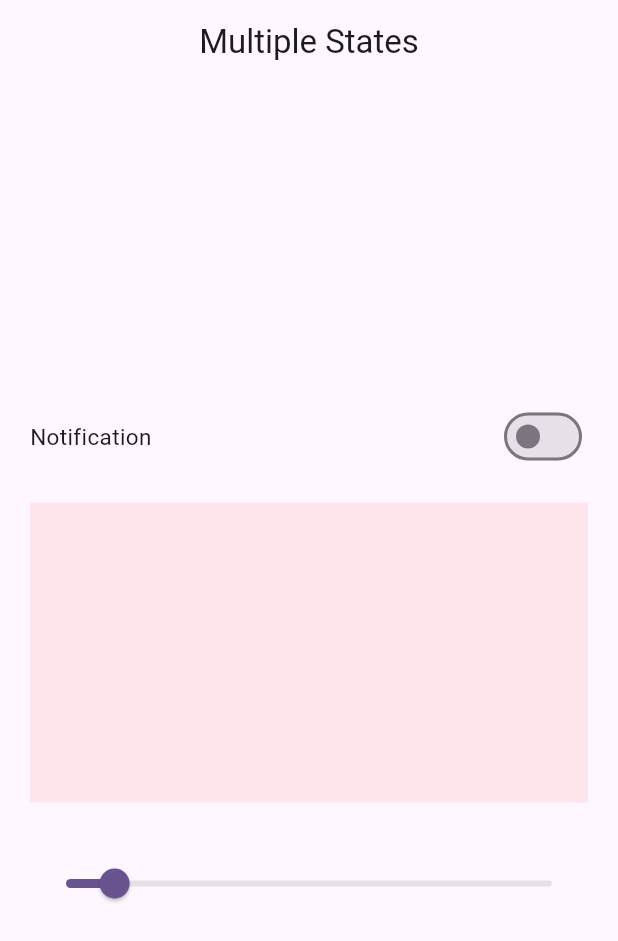
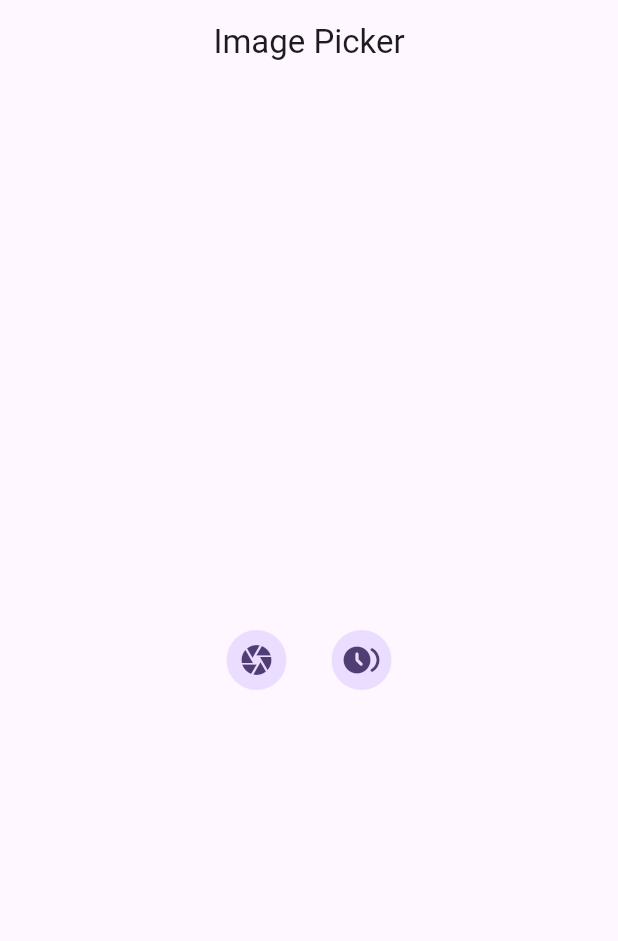
Before and after one commit to MGMSA6/Bloc, a Flutter app: the screen it shows after launch, on a phone screen of 412 x 824 dp. Shown: the top 941 px of the screen. Run offline on Flutter 3.47's test engine with Material 3 defaults, Android fonts, the phone set to English and light mode, and no system bars; our stand-ins replace bloc, equatable, flutter_bloc, image_picker.

Commit message:
MutiBlocProvider

```diff
--- /dev/null
+++ b/lib/blocs/image_picker/image_picker_bloc.dart
@@ -0,0 +1,30 @@
+import 'package:bloc/bloc.dart';
+import 'package:equatable/equatable.dart';
+import 'package:image_picker/image_picker.dart';
+
+import '../../utils/image_picker_utils.dart';
+
+part 'image_picker_event.dart';
+
+part 'image_picker_state.dart';
+
+class ImagePickerBloc extends Bloc<ImagePickerEvent, ImagePickerState> {
+  final ImagePickerUtils imagePickerUtils;
+
+  ImagePickerBloc(this.imagePickerUtils) : super(const ImagePickerState()) {
+    on<CameraCapture>(_cameraCapture);
+    on<GalleryImagePicker>(_galleyImagePicker);
+  }
+
+  void _cameraCapture(
+      CameraCapture event, Emitter<ImagePickerState> states) async {
+    XFile? file = await imagePickerUtils.cameraCapture();
+    emit(state.copyWith(xFile: file));
+  }
+
+  void _galleyImagePicker(
+      GalleryImagePicker event, Emitter<ImagePickerState> states) async {
+    XFile? file = await imagePickerUtils.pickImageFromGallery();
+    emit(state.copyWith(xFile: file));
+  }
+}
--- /dev/null
+++ b/lib/blocs/image_picker/image_picker_event.dart
@@ -0,0 +1,12 @@
+part of 'image_picker_bloc.dart';
+
+abstract class ImagePickerEvent extends Equatable {
+  ImagePickerEvent();
+
+  @override
+  List<Object?> get props => [];
+}
+
+class CameraCapture extends ImagePickerEvent {}
+
+class GalleryImagePicker extends ImagePickerEvent {}
--- /dev/null
+++ b/lib/blocs/image_picker/image_picker_state.dart
@@ -0,0 +1,14 @@
+part of 'image_picker_bloc.dart';
+
+class ImagePickerState extends Equatable {
+  final XFile? xFile;
+
+  const ImagePickerState({this.xFile});
+
+  ImagePickerState copyWith({XFile? xFile}) {
+    return ImagePickerState(xFile: xFile ?? this.xFile);
+  }
+
+  @override
+  List<Object?> get props => [xFile];
+}
--- a/lib/main.dart
+++ b/lib/main.dart
@@ -1,7 +1,10 @@
 import 'package:bloc_example/blocs/counter_bloc/counter_bloc.dart';
+import 'package:bloc_example/blocs/image_picker/image_picker_bloc.dart';
 import 'package:bloc_example/blocs/switch_bloc/switch_bloc.dart';
 import 'package:bloc_example/ui/counter_screen.dart';
+import 'package:bloc_example/ui/image_picker_screen.dart';
 import 'package:bloc_example/ui/multiple_states.dart';
+import 'package:bloc_example/utils/image_picker_utils.dart';
 import 'package:flutter/material.dart';
 import 'package:flutter_bloc/flutter_bloc.dart';
 
@@ -15,15 +18,20 @@ class MyApp extends StatelessWidget {
   // This widget is the root of your application.
   @override
   Widget build(BuildContext context) {
-    return BlocProvider(
-        create: (context) => SwitchBloc(),
+    return MultiBlocProvider(
+      providers: [
+        BlocProvider(create: (context) => SwitchBloc()),
+        BlocProvider(create: (context) => CounterBloc()),
+        BlocProvider(create: (context) => ImagePickerBloc(ImagePickerUtils()))
+      ],
       child: MaterialApp(
         title: 'Flutter Demo',
         theme: ThemeData(
           colorScheme: ColorScheme.fromSeed(seedColor: Colors.deepPurple),
           useMaterial3: true,
         ),
-          home: const MultipleStates(),
-        ));
+        home: const ImagePickerScreen(),
+      ),
+    );
   }
 }
--- /dev/null
+++ b/lib/ui/image_picker_screen.dart
@@ -0,0 +1,56 @@
+import 'dart:io';
+
+import 'package:bloc_example/blocs/image_picker/image_picker_bloc.dart';
+import 'package:flutter/material.dart';
+import 'package:flutter_bloc/flutter_bloc.dart';
+
+class ImagePickerScreen extends StatefulWidget {
+  const ImagePickerScreen({super.key});
+
+  @override
+  State<ImagePickerScreen> createState() => _ImagePickerScreenState();
+}
+
+class _ImagePickerScreenState extends State<ImagePickerScreen> {
+  @override
+  Widget build(BuildContext context) {
+    return Scaffold(
+      appBar: AppBar(
+        centerTitle: true,
+        title: const Text("Image Picker"),
+      ),
+      body: Center(
+        child: BlocBuilder<ImagePickerBloc, ImagePickerState>(
+            builder: (context, state) {
+          if (state.xFile == null) {
+            return Row(
+              mainAxisAlignment: MainAxisAlignment.center,
+              children: [
+                InkWell(
+                  onTap: () {
+                    context.read<ImagePickerBloc>().add(CameraCapture());
+                  },
+                  child: const CircleAvatar(
+                    child: Icon(Icons.camera),
+                  ),
+                ),
+                SizedBox(
+                  width: 30,
+                ),
+                InkWell(
+                  onTap: () {
+                    context.read<ImagePickerBloc>().add(GalleryImagePicker());
+                  },
+                  child: const CircleAvatar(
+                      child: Icon(Icons.browse_gallery_rounded)),
+                )
+              ],
+            );
+          } else {
+            return Image.file(File(state.xFile!.path.toString()));
+          }
+        }),
+      ),
+    );
+  }
+}
--- a/pubspec.yaml
+++ b/pubspec.yaml
@@ -33,6 +33,7 @@ dependencies:
   equatable: ^2.0.5
   flutter_bloc: ^8.0.1
   bloc: ^8.0.1
+  image_picker: ^1.1.2
 
 
   # The following adds the Cupertino Icons font to your application.
```
Also changed, not shown: lib/ui/multiple_states.dart (+6 -2 lines), lib/utils/image_picker_utils.dart (added, +17 -0 lines), pubspec.lock, 13 other files. Lines whose indentation alone changed are shown as unchanged.
